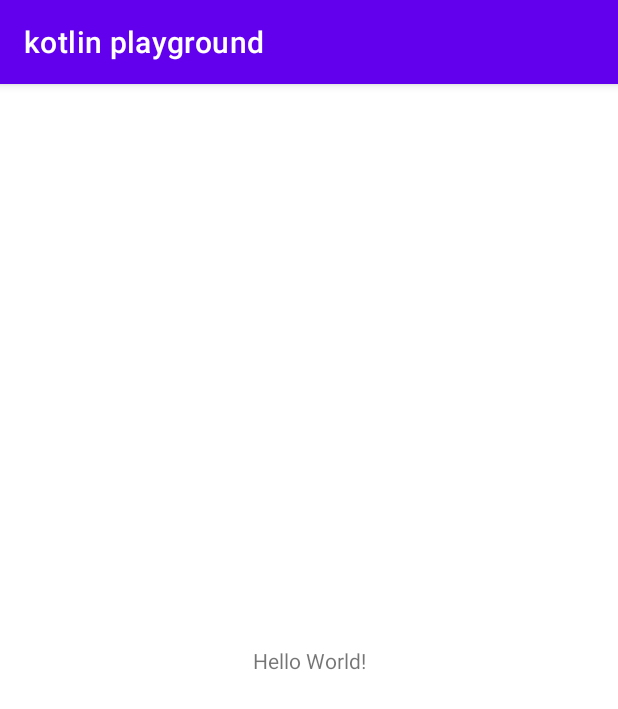
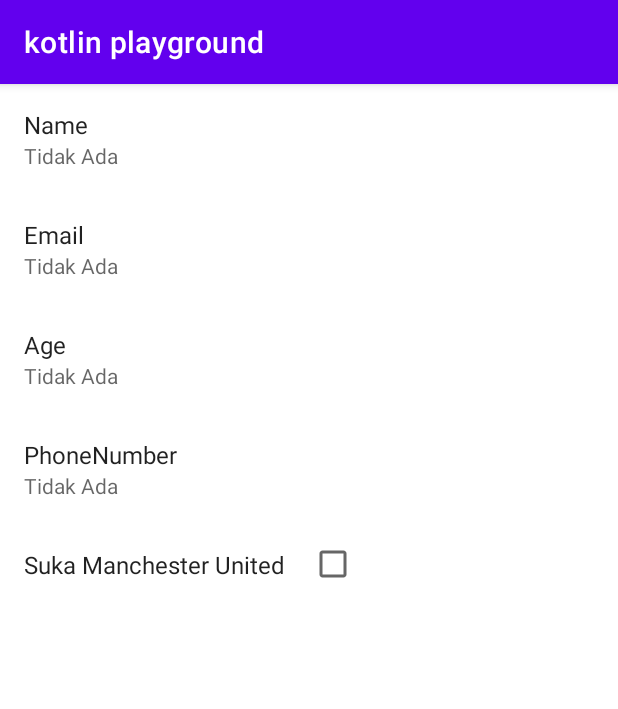
Before and after one commit to adhytianara/Kotlin-Android-Playground, an Android app: the screen it shows after launch (MainActivity), on a phone screen of 412 x 824 dp. Shown: the top 709 px of the screen. Run offline under Robolectric (Android 15) with nearby library versions, the phone set to English and light mode, and no system bars; our stand-ins replace androidx.preference.

Commit message:
Implement Setting Preference

```diff
--- a/app/build.gradle
+++ b/app/build.gradle
@@ -42,4 +42,6 @@ dependencies {
     testImplementation 'junit:junit:4.+'
     androidTestImplementation 'androidx.test.ext:junit:1.1.2'
     androidTestImplementation 'androidx.test.espresso:espresso-core:3.3.0'
+
+    implementation 'androidx.preference:preference-ktx:1.1.1'
 }
--- a/app/src/main/java/id/ac/ui/cs/mobileprogramming/adhytia/kotlinplayground/MainActivity.kt
+++ b/app/src/main/java/id/ac/ui/cs/mobileprogramming/adhytia/kotlinplayground/MainActivity.kt
@@ -7,5 +7,7 @@ class MainActivity : AppCompatActivity() {
     override fun onCreate(savedInstanceState: Bundle?) {
         super.onCreate(savedInstanceState)
         setContentView(R.layout.activity_main)
+
+        supportFragmentManager.beginTransaction().add(R.id.setting_holder, MyPreferenceFragment()).commit()
     }
 }
--- /dev/null
+++ b/app/src/main/java/id/ac/ui/cs/mobileprogramming/adhytia/kotlinplayground/MyPreferenceFragment.kt
@@ -0,0 +1,81 @@
+package id.ac.ui.cs.mobileprogramming.adhytia.kotlinplayground
+
+import android.content.SharedPreferences
+import android.os.Bundle
+import androidx.preference.CheckBoxPreference
+import androidx.preference.EditTextPreference
+import androidx.preference.PreferenceFragmentCompat
+
+class MyPreferenceFragment : PreferenceFragmentCompat(),
+    SharedPreferences.OnSharedPreferenceChangeListener {
+    private lateinit var NAME: String
+    private lateinit var EMAIL: String
+    private lateinit var AGE: String
+    private lateinit var PHONE: String
+    private lateinit var LOVE: String
+    private lateinit var namePreference: EditTextPreference
+    private lateinit var emailPreference: EditTextPreference
+    private lateinit var agePreference: EditTextPreference
+    private lateinit var phonePreference: EditTextPreference
+    private lateinit var isLoveMuPreference: CheckBoxPreference
+
+    companion object {
+        private const val DEFAULT_VALUE = "Tidak Ada"
+    }
+
+    override fun onCreatePreferences(bundle: Bundle?, s: String?) {
+        addPreferencesFromResource(R.xml.preferences)
+        init()
+        setSummaries()
+    }
+
+    private fun init() {
+        NAME = resources.getString(R.string.key_name)
+        EMAIL = resources.getString(R.string.key_email)
+        AGE = resources.getString(R.string.key_age)
+        PHONE = resources.getString(R.string.key_phone)
+        LOVE = resources.getString(R.string.key_love)
+        namePreference = findPreference<EditTextPreference>(NAME) as EditTextPreference
+        emailPreference = findPreference<EditTextPreference>(EMAIL) as EditTextPreference
+        agePreference = findPreference<EditTextPreference>(AGE) as EditTextPreference
+        phonePreference = findPreference<EditTextPreference>(PHONE) as EditTextPreference
+        isLoveMuPreference = findPreference<CheckBoxPreference>(LOVE) as CheckBoxPreference
+    }
+
+    private fun setSummaries() {
+        val sh = preferenceManager.sharedPreferences
+        namePreference.summary = sh.getString(NAME, DEFAULT_VALUE)
+        emailPreference.summary = sh.getString(EMAIL, DEFAULT_VALUE)
+        agePreference.summary = sh.getString(AGE, DEFAULT_VALUE)
+        phonePreference.summary = sh.getString(PHONE, DEFAULT_VALUE)
+        isLoveMuPreference.isChecked = sh.getBoolean(LOVE, false)
+    }
+
+    override fun onResume() {
+        super.onResume()
+        preferenceScreen.sharedPreferences.registerOnSharedPreferenceChangeListener(this)
+    }
+
+    override fun onPause() {
+        super.onPause()
+        preferenceScreen.sharedPreferences.unregisterOnSharedPreferenceChangeListener(this)
+    }
+
+    override fun onSharedPreferenceChanged(sharedPreferences: SharedPreferences, key: String) {
+        if (key == NAME) {
+            namePreference.summary = sharedPreferences.getString(NAME, DEFAULT_VALUE)
+        }
+        if (key == EMAIL) {
+            emailPreference.summary = sharedPreferences.getString(EMAIL, DEFAULT_VALUE)
+        }
+        if (key == AGE) {
+            agePreference.summary = sharedPreferences.getString(AGE, DEFAULT_VALUE)
+        }
+        if (key == PHONE) {
+            phonePreference.summary = sharedPreferences.getString(PHONE, DEFAULT_VALUE)
+        }
+        if (key == LOVE) {
+            isLoveMuPreference.isChecked = sharedPreferences.getBoolean(LOVE, false)
+        }
+    }
+}
--- a/app/src/main/res/layout/activity_main.xml
+++ b/app/src/main/res/layout/activity_main.xml
@@ -2,17 +2,9 @@
 <androidx.constraintlayout.widget.ConstraintLayout xmlns:android="http://schemas.android.com/apk/res/android"
     xmlns:app="http://schemas.android.com/apk/res-auto"
     xmlns:tools="http://schemas.android.com/tools"
+    android:id="@+id/setting_holder"
     android:layout_width="match_parent"
     android:layout_height="match_parent"
     tools:context=".MainActivity">
 
-    <TextView
-        android:layout_width="wrap_content"
-        android:layout_height="wrap_content"
-        android:text="Hello World!"
-        app:layout_constraintBottom_toBottomOf="parent"
-        app:layout_constraintLeft_toLeftOf="parent"
-        app:layout_constraintRight_toRightOf="parent"
-        app:layout_constraintTop_toTopOf="parent" />
-
 </androidx.constraintlayout.widget.ConstraintLayout>
--- a/app/src/main/res/values/strings.xml
+++ b/app/src/main/res/values/strings.xml
@@ -1,3 +1,14 @@
 <resources>
     <string name="app_name">kotlin playground</string>
+    <string name="nothing">Tidak Ada</string>
+    <string name="name">Name</string>
+    <string name="email">Email</string>
+    <string name="age">Age</string>
+    <string name="phone_number">PhoneNumber</string>
+    <string name="is_love">Suka Manchester United</string>
+    <string name="key_email">email</string>
+    <string name="key_age">age</string>
+    <string name="key_phone">phone</string>
+    <string name="key_love">love</string>
+    <string name="key_name">name</string>
 </resources>
--- /dev/null
+++ b/app/src/main/res/xml/preferences.xml
@@ -0,0 +1,41 @@
+<?xml version="1.0" encoding="utf-8"?>
+<PreferenceScreen xmlns:android="http://schemas.android.com/apk/res/android"
+    xmlns:app="http://schemas.android.com/apk/res-auto"
+    app:iconSpaceReserved="false">
+
+    <EditTextPreference
+        android:key="@string/key_name"
+        android:selectAllOnFocus="true"
+        android:singleLine="true"
+        android:summary="@string/nothing"
+        android:title="@string/name"
+        app:iconSpaceReserved="false" />
+    <EditTextPreference
+        android:inputType="textEmailAddress"
+        android:key="@string/key_email"
+        android:selectAllOnFocus="true"
+        android:singleLine="true"
+        android:summary="@string/nothing"
+        android:title="@string/email"
+        app:iconSpaceReserved="false" />
+    <EditTextPreference
+        android:inputType="number"
+        android:key="@string/key_age"
+        android:selectAllOnFocus="true"
+        android:singleLine="true"
+        android:summary="@string/nothing"
+        android:title="@string/age"
+        app:iconSpaceReserved="false" />
+    <EditTextPreference
+        android:key="@string/key_phone"
+        android:selectAllOnFocus="true"
+        android:singleLine="true"
+        android:summary="@string/nothing"
+        android:title="@string/phone_number"
+        app:iconSpaceReserved="false" />
+    <CheckBoxPreference
+        android:defaultValue="false"
+        android:key="@string/key_love"
+        android:title="@string/is_love"
+        app:iconSpaceReserved="false" />
+</PreferenceScreen>
```
